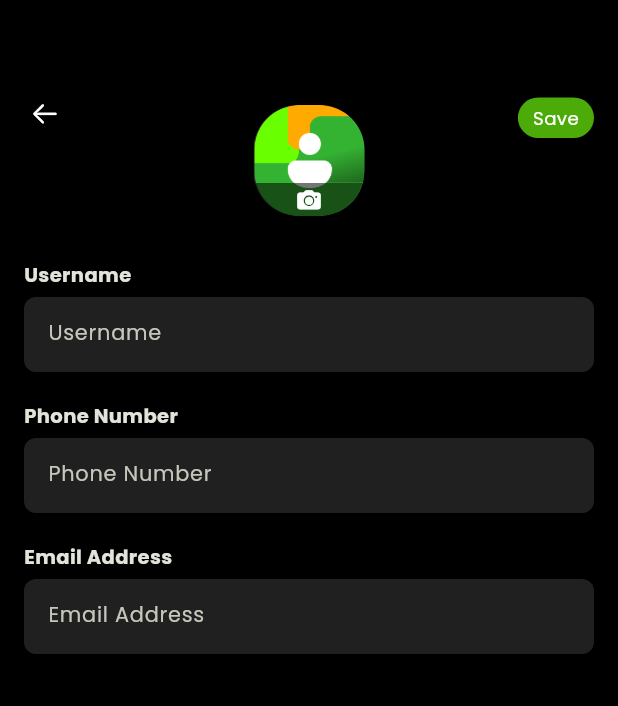
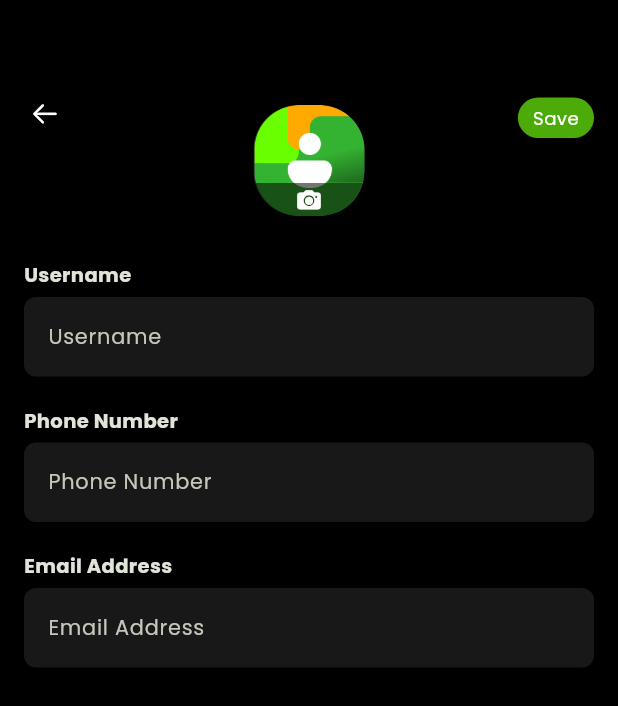
Before and after one commit to saihtunOBS/movie_obs, a Flutter app: the EditProfileScreen screen opened directly with empty values, on a phone screen of 412 x 824 dp. Shown: the top 706 px of the screen. Run offline on Flutter 3.47's test engine with Material 3 defaults, Android fonts, the phone set to English and light mode, and no system bars; our stand-ins replace bot_toast, cached_network_image, carousel_slider, chewie, country_picker, dio and 14 more; missing offline and left inert: auto_orientation_v2; accounts and stored records are empty; generated files the repository leaves out were written again; network calls fail.

Commit message:
//update

```diff
--- a/lib/bloc/user_bloc.dart
+++ b/lib/bloc/user_bloc.dart
@@ -40,7 +40,7 @@ class UserBloc extends ChangeNotifier {
           notifyListeners();
         })
         .catchError((_) {
-          PersistenceData.shared.clearToken();
+          //PersistenceData.shared.clearToken();
           showCommonDialog(
             context: context!,
             isBarrierDismiss: false,
@@ -55,7 +55,7 @@ class UserBloc extends ChangeNotifier {
         });
   }
 
-  Future<UserVO> updateUser(String name, String email) {
+  Future<UserVO> updateUser(String name, String email) async {
     _showLoading();
     return _movieModel
         .updateUser(token, imgFile, name, email, 'ENG')
--- a/lib/main.dart
+++ b/lib/main.dart
@@ -13,6 +13,7 @@ import 'package:movie_obs/bloc/video_bloc.dart';
 import 'package:movie_obs/extension/extension.dart';
 import 'package:movie_obs/screens/auth/splash_screen.dart';
 import 'package:movie_obs/utils/colors.dart';
+import 'package:movie_obs/utils/dimens.dart';
 import 'package:provider/provider.dart';
 import 'package:rxdart/rxdart.dart';
 
@@ -80,7 +81,10 @@ class _MovieOBSState extends State<MovieOBS> {
             );
           },
           theme: ThemeData(
-            appBarTheme: AppBarTheme(titleSpacing: 0),
+            appBarTheme: AppBarTheme(
+              titleSpacing: 0,
+              titleTextStyle: TextStyle(fontSize: kTextRegular3x),
+            ),
             scaffoldBackgroundColor: kBlackColor,
             actionIconTheme: ActionIconThemeData(
               backButtonIconBuilder:
--- a/lib/network/api_constants.dart
+++ b/lib/network/api_constants.dart
@@ -30,3 +30,4 @@ const String kEndPointHistoryToggle = '/history/toggle';
 
 const String kHeaderAuthorization = "Authorization";
 const String kHeaderAcceptLanguage = "Accept-Language";
+const String kHeaderContentType = "Content-Type";
--- a/lib/network/movie_api.dart
+++ b/lib/network/movie_api.dart
@@ -133,6 +133,7 @@ abstract class MovieApi {
   @GET(kEndPointWatchLists)
   Future<WatchlistHistoryResponse> getWatchLists(
     @Header(kHeaderAuthorization) String token,
+
     @Query('plan') String plan,
     @Query('limit') int limit,
     @Query('genres') String genres,
@@ -165,7 +166,8 @@ abstract class MovieApi {
   @PUT(kEndPointUpdateUser)
   Future<UserVO> updateProfile(
     @Header(kHeaderAuthorization) String token,
-    @Part() File? profilePicture,
+    @Header(kHeaderContentType) String contentType,
+    @Part(contentType: "image/jpg") File? profilePicture,
     @Part() String name,
     @Part() String email,
     @Part() String languagePreference,
--- a/lib/screens/home/home_screen.dart
+++ b/lib/screens/home/home_screen.dart
@@ -39,13 +39,14 @@ class _HomeScreenState extends State<HomeScreen> {
           title: Row(
             spacing: 10,
             children: [
+              kMarginMedium.hGap,
               Image.asset(kAppIcon, width: 40, height: 40),
               Text(
                 'Tuu Tu TV',
                 style: TextStyle(
                   color: kPrimaryColor,
                   fontWeight: FontWeight.bold,
-                  fontSize: kTextRegular3x,
+                  fontSize: kTextRegular3x + 3,
                 ),
               ),
             ],
--- a/lib/screens/movie/movie_screen.dart
+++ b/lib/screens/movie/movie_screen.dart
@@ -40,7 +40,10 @@ class _MovieScreenState extends State<MovieScreen> {
           backgroundColor: kBackgroundColor,
           surfaceTintColor: kBackgroundColor,
           foregroundColor: kWhiteColor,
-          title: Text('Tuu Tu\'s Movies'),
+          title: Padding(
+            padding: const EdgeInsets.only(left: kMarginMedium2),
+            child: Text('Tuu Tu\'s Movies'),
+          ),
           centerTitle: false,
           actions: [
             Consumer<MovieBloc>(
--- a/lib/screens/profile/edit_profile_screen.dart
+++ b/lib/screens/profile/edit_profile_screen.dart
@@ -1,8 +1,11 @@
 import 'package:flutter/cupertino.dart';
 import 'package:flutter/material.dart';
+import 'package:flutter/services.dart';
 import 'package:movie_obs/bloc/user_bloc.dart';
 import 'package:movie_obs/data/vos/user_vo.dart';
 import 'package:movie_obs/extension/extension.dart';
+import 'package:movie_obs/utils/validator.dart';
+import 'package:movie_obs/widgets/cache_image.dart';
 import 'package:movie_obs/widgets/custom_textfield.dart';
 import 'package:movie_obs/widgets/show_loading.dart';
 import 'package:movie_obs/widgets/toast_service.dart';
@@ -24,6 +27,7 @@ class EditProfileScreen extends StatefulWidget {
 final _nameController = TextEditingController();
 final _phoneController = TextEditingController();
 final _emailController = TextEditingController();
+final _formKey = GlobalKey<FormState>();
 
 class _EditProfileScreenState extends State<EditProfileScreen> {
   @override
@@ -44,30 +48,41 @@ class _EditProfileScreenState extends State<EditProfileScreen> {
           builder:
               (context, bloc, child) => Stack(
                 children: [
-                  Column(
+                  Form(
+                    key: _formKey,
+                    child: Column(
                       crossAxisAlignment: CrossAxisAlignment.start,
                       children: [
                         _buildAppBar(context, bloc),
                         30.vGap,
                         _buildUserInfo(
                           AppLocalizations.of(context)?.username ?? '',
+                          nameValidator,
+                          TextInputType.text,
+                          controller: _nameController,
                           context,
-                        controller: _nameController,
                         ),
                         10.vGap,
-                      _buildUserInfo(
+                        IgnorePointer(
+                          ignoring: true,
+                          child: _buildUserInfo(
                             AppLocalizations.of(context)?.phone ?? '',
+                            phoneValidator,
                             controller: _phoneController,
+                            TextInputType.phone,
                             context,
+                          ),
                         ),
                         10.vGap,
                         _buildUserInfo(
                           AppLocalizations.of(context)?.email ?? '',
+                          emailValidator,
                           controller: _emailController,
+                          TextInputType.emailAddress,
                           context,
-                        isLast: true,
                         ),
                       ],
+                    ),
                   ),
 
                   //loading
@@ -126,10 +141,15 @@ class _EditProfileScreenState extends State<EditProfileScreen> {
                             color: Colors.grey.withValues(alpha: 0.3),
                           ),
                           child:
-                              bloc.imgFile == null
+                              bloc.imgFile != null
+                                  ? Image.file(bloc.imgFile!, fit: BoxFit.cover)
+                                  : widget.userData.profilePictureUrl == ''
                                   ? Image.asset(kProfileCoverIcon)
-                                  : Image.file(bloc.imgFile!, fit: BoxFit.fill),
+                                  : cacheImage(
+                                    widget.userData.profilePictureUrl,
                                   ),
+                        ),
+
                         Positioned(
                           bottom: 0,
                           left: 0,
@@ -163,18 +183,23 @@ class _EditProfileScreenState extends State<EditProfileScreen> {
             children: [
               GestureDetector(
                 onTap: () {
+                  if (_formKey.currentState?.validate() ?? false) {
                     bloc
                         .updateUser(
                           _nameController.text.trim(),
                           _emailController.text.trim(),
                         )
                         .then((_) {
+                          bloc.updateToken();
                           bloc.getUser(context);
+                          Future.delayed(Duration(milliseconds: 300), () {
                             Navigator.of(context).pop();
+                          });
                         })
                         .catchError((error) {
                           ToastService.warningToast(error.toString());
                         });
+                  }
                 },
                 child: Container(
                   padding: EdgeInsets.symmetric(horizontal: 10, vertical: 5),
@@ -248,8 +273,9 @@ class _EditProfileScreenState extends State<EditProfileScreen> {
 
   Widget _buildUserInfo(
     String title,
+    String? Function(String?)? validator,
+    TextInputType type,
     BuildContext context, {
-    bool? isLast,
     TextEditingController? controller,
   }) {
     return Padding(
@@ -270,7 +296,12 @@ class _EditProfileScreenState extends State<EditProfileScreen> {
             ),
           ),
           5.vGap,
-          CustomTextfield(hint: title, controller: controller),
+          CustomTextfield(
+            hint: title,
+            keyboardType: type,
+            controller: controller,
+            validator: validator,
+          ),
           10.vGap,
         ],
       ),
--- a/lib/screens/series/series_screen.dart
+++ b/lib/screens/series/series_screen.dart
@@ -40,7 +40,10 @@ class _SeriesScreenState extends State<SeriesScreen> {
           backgroundColor: kBackgroundColor,
           surfaceTintColor: kBackgroundColor,
           foregroundColor: kWhiteColor,
-          title: Text('Tuu Tu\'s Series'),
+          title: Padding(
+            padding: const EdgeInsets.only(left: kMarginMedium2),
+            child: Text('Tuu Tu\'s Series'),
+          ),
           centerTitle: false,
           actions: [
             Consumer<SeriesBloc>(
--- a/lib/widgets/custom_textfield.dart
+++ b/lib/widgets/custom_textfield.dart
@@ -1,35 +1,43 @@
 import 'package:flutter/material.dart';
 
 class CustomTextfield extends StatelessWidget {
-  const CustomTextfield({super.key, this.hint, this.controller});
+  const CustomTextfield({
+    super.key,
+    this.hint,
+    this.controller,
+    this.validator,
+    this.keyboardType,
+  });
   final String? hint;
   final TextEditingController? controller;
+  final String? Function(String?)? validator;
+  final TextInputType? keyboardType;
 
   @override
   Widget build(BuildContext context) {
-    return Container(
-      height: 50,
-      decoration: BoxDecoration(
-        color: Colors.grey.withValues(alpha: 0.2),
-        borderRadius: BorderRadius.circular(8),
-        // border: Border.all(color: Colors.grey.withValues(alpha: 0.5)),
-      ),
-      child: TextField(
+    return TextFormField(
       controller: controller,
+      validator: validator,
+      keyboardType: keyboardType,
       decoration: InputDecoration(
+        filled: true,
+        fillColor: Colors.grey.withValues(alpha: 0.15),
         hintText: hint,
         focusedBorder: OutlineInputBorder(
-            borderRadius: BorderRadius.circular(15),
+          borderRadius: BorderRadius.circular(8),
           borderSide: BorderSide(color: Colors.transparent, width: 0),
         ),
+        focusedErrorBorder: OutlineInputBorder(
+          borderRadius: BorderRadius.circular(8),
+          borderSide: BorderSide(color: Colors.red, width: 0),
+        ),
         enabledBorder: OutlineInputBorder(
-            borderRadius: BorderRadius.circular(15),
+          borderRadius: BorderRadius.circular(8),
           borderSide: BorderSide(color: Colors.transparent),
         ),
         errorBorder: OutlineInputBorder(
-            borderRadius: BorderRadius.circular(15),
-            borderSide: BorderSide(color: Colors.transparent, width: 0),
-          ),
+          borderRadius: BorderRadius.circular(8),
+          borderSide: BorderSide(color: Colors.red, width: 0),
         ),
       ),
     );
```
Also changed, not shown: lib/list_items/promotion_list_items.dart (+5 -2 lines), lib/network/data_agents/movie_data_agents_impl.dart (+8 -1 lines), lib/network/update_customer_api.dart (added, +73 -0 lines), lib/screens/bottom_nav/bottom_nav_screen.dart (+5 -2 lines), lib/screens/profile/history_screen.dart (+105 -123 lines), lib/screens/profile/profile_screen.dart (+18 -4 lines), lib/screens/profile/user_profile_screen.dart (+8 -1 lines), lib/utils/validator.dart (added, +27 -0 lines), lib/network/movie_api.g.dart. Lines whose indentation alone changed are shown as unchanged.
